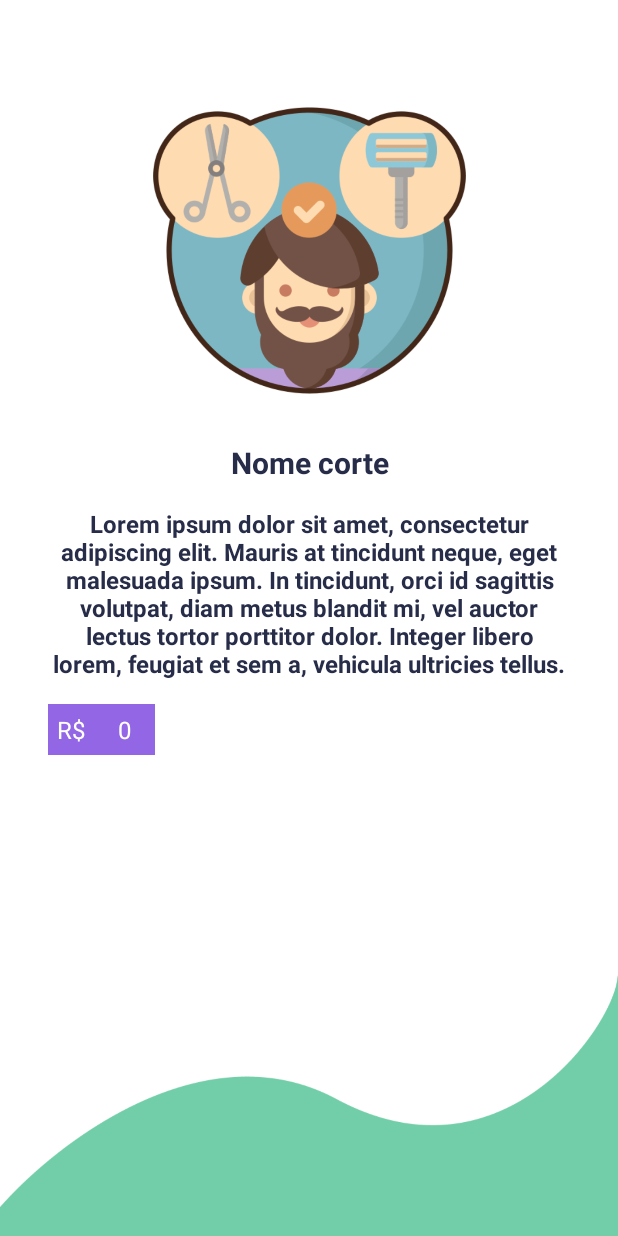
After one commit to geraldoneto771/Aplicativo-Barbearia-Kotlin, an Android app: the descriptionCorte screen opened through its navigation route, on a phone screen of 412 x 824 dp. The commit adds this screen. Run offline under Robolectric (Android 15) with nearby library versions, the phone set to English and light mode, and no system bars; our stand-ins replace navigation-ui.

Commit message:
"Criação do layout de descrição de corte!!!"

```diff
--- /dev/null
+++ b/app/src/main/java/com/example/barbeariakotlin/descriptionCorte.kt
@@ -0,0 +1,30 @@
+package com.example.barbeariakotlin
+
+import android.os.Bundle
+import androidx.fragment.app.Fragment
+import android.view.LayoutInflater
+import android.view.View
+import android.view.ViewGroup
+import androidx.lifecycle.ViewModelProvider
+import com.example.barbeariakotlin.databinding.FragmentDescriptionCorteBinding
+import com.example.barbeariakotlin.ui.cortes.CorteViewModel
+
+
+class descriptionCorte : Fragment() {
+
+    private lateinit var mBinding: FragmentDescriptionCorteBinding
+    private lateinit var mViewModel: CorteViewModel
+
+    override fun onCreateView(
+        inflater: LayoutInflater, container: ViewGroup?,
+        savedInstanceState: Bundle?
+    ): View? {
+
+        mBinding = FragmentDescriptionCorteBinding.inflate(inflater)
+        mViewModel = ViewModelProvider(requireActivity()).get(CorteViewModel::class.java)
+
+        // Inflate the layout for this fragment
+        return mBinding.root
+    }
+
+}
--- /dev/null
+++ b/app/src/main/res/layout/fragment_description_corte.xml
@@ -0,0 +1,78 @@
+<?xml version="1.0" encoding="utf-8"?>
+<androidx.constraintlayout.widget.ConstraintLayout
+    xmlns:android="http://schemas.android.com/apk/res/android"
+    xmlns:tools="http://schemas.android.com/tools"
+    android:layout_width="match_parent"
+    android:layout_height="match_parent"
+    xmlns:app="http://schemas.android.com/apk/res-auto"
+    android:background="@drawable/brackground_01"
+    tools:context=".descriptionCorte">
+
+    <ImageView
+        android:id="@+id/img_registre_corte"
+        android:layout_width="246dp"
+        android:layout_height="223dp"
+        android:src="@drawable/icon_cadastro_corte"
+        android:layout_marginTop="55dp"
+        app:layout_constraintEnd_toEndOf="parent"
+        app:layout_constraintStart_toStartOf="parent"
+        app:layout_constraintTop_toTopOf="parent" />
+
+    <TextView
+        android:id="@+id/text_name_corte"
+        android:layout_width="match_parent"
+        android:layout_height="wrap_content"
+        android:text="Nome corte"
+        android:textSize="20sp"
+        android:textColor="#272D49"
+        android:gravity="center"
+        android:textStyle="bold"
+        android:layout_marginHorizontal="32dp"
+        android:layout_marginTop="16dp"
+        app:layout_constraintStart_toStartOf="parent"
+        app:layout_constraintTop_toBottomOf="@+id/img_registre_corte" />
+
+    <TextView
+        android:id="@+id/text_registre_new_corte"
+        android:layout_width="match_parent"
+        android:layout_height="wrap_content"
+        android:text="@string/text_intro_1"
+        android:textSize="16sp"
+        android:textColor="#272D49"
+        android:gravity="center"
+        android:textStyle="bold"
+        android:layout_marginHorizontal="32dp"
+        android:layout_marginTop="16dp"
+        app:layout_constraintStart_toStartOf="parent"
+        app:layout_constraintTop_toBottomOf="@+id/text_name_corte"/>
+
+    <TextView
+        android:id="@+id/txt_price"
+        android:layout_width="wrap_content"
+        android:layout_height="wrap_content"
+        android:background="#9266E4"
+        android:padding="6dp"
+        android:text="R$"
+        android:textColor="#FFFFFF"
+        android:textSize="16sp"
+        android:layout_marginTop="16dp"
+        android:layout_toStartOf="@id/price"
+        app:layout_constraintStart_toStartOf="@id/text_registre_new_corte"
+        app:layout_constraintTop_toBottomOf="@+id/text_registre_new_corte"/>
+
+    <TextView
+        android:id="@+id/price"
+        android:layout_width="wrap_content"
+        android:layout_height="wrap_content"
+        android:background="#9266E4"
+        android:paddingVertical="6dp"
+        android:text="0"
+        android:paddingHorizontal="16dp"
+        android:layout_marginTop="16dp"
+        android:textColor="#FFFFFF"
+        android:textSize="16sp"
+        android:layout_alignParentEnd="true"
+        app:layout_constraintStart_toEndOf="@+id/txt_price"
+        app:layout_constraintTop_toBottomOf="@+id/text_registre_new_corte"/>
+
+</androidx.constraintlayout.widget.ConstraintLayout>
--- a/app/src/main/res/layout/item_corte.xml
+++ b/app/src/main/res/layout/item_corte.xml
@@ -27,6 +27,7 @@
                 android:layout_width="match_parent"
                 android:layout_height="wrap_content"
                 android:padding="16dp">
+
 
                 <TextView
                     android:id="@+id/field_name"
--- a/app/src/main/res/navigation/mobile_navigation.xml
+++ b/app/src/main/res/navigation/mobile_navigation.xml
@@ -51,5 +51,13 @@
         <action
             android:id="@+id/action_listCortes_to_cadastroCorte"
             app:destination="@id/cadastroCorte" />
+        <action
+            android:id="@+id/action_listCortes_to_descriptionCorte"
+            app:destination="@id/descriptionCorte" />
     </fragment>
+    <fragment
+        android:id="@+id/descriptionCorte"
+        android:name="com.example.barbeariakotlin.descriptionCorte"
+        android:label="fragment_description_corte"
+        tools:layout="@layout/fragment_description_corte" />
 </navigation>
```
